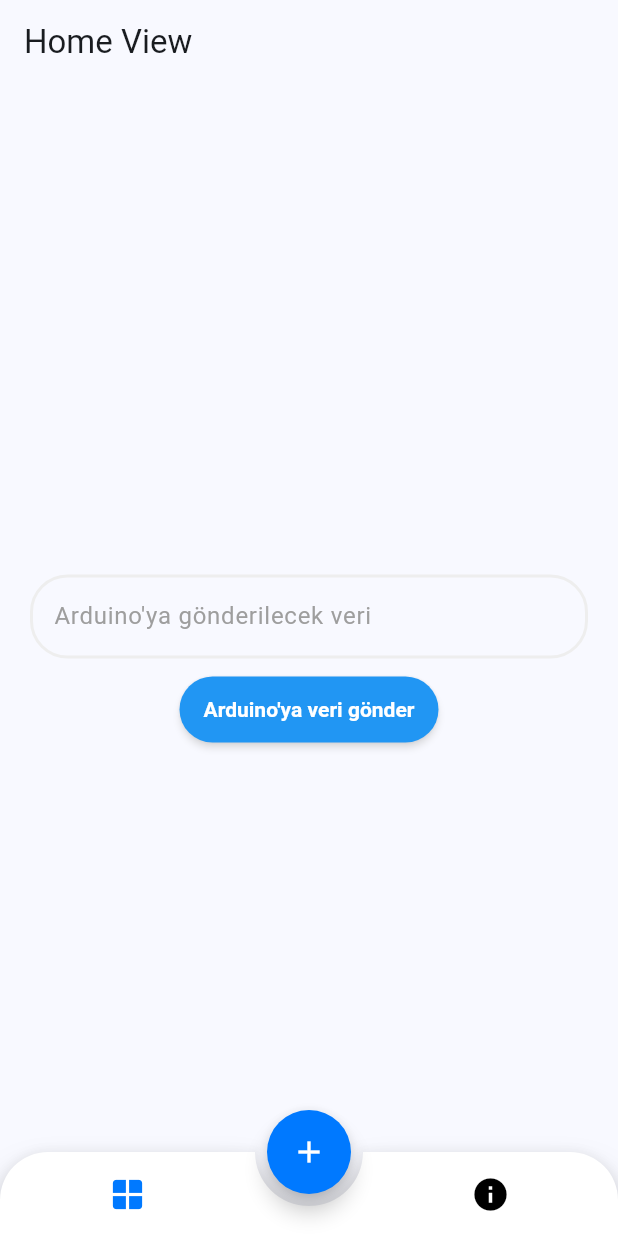
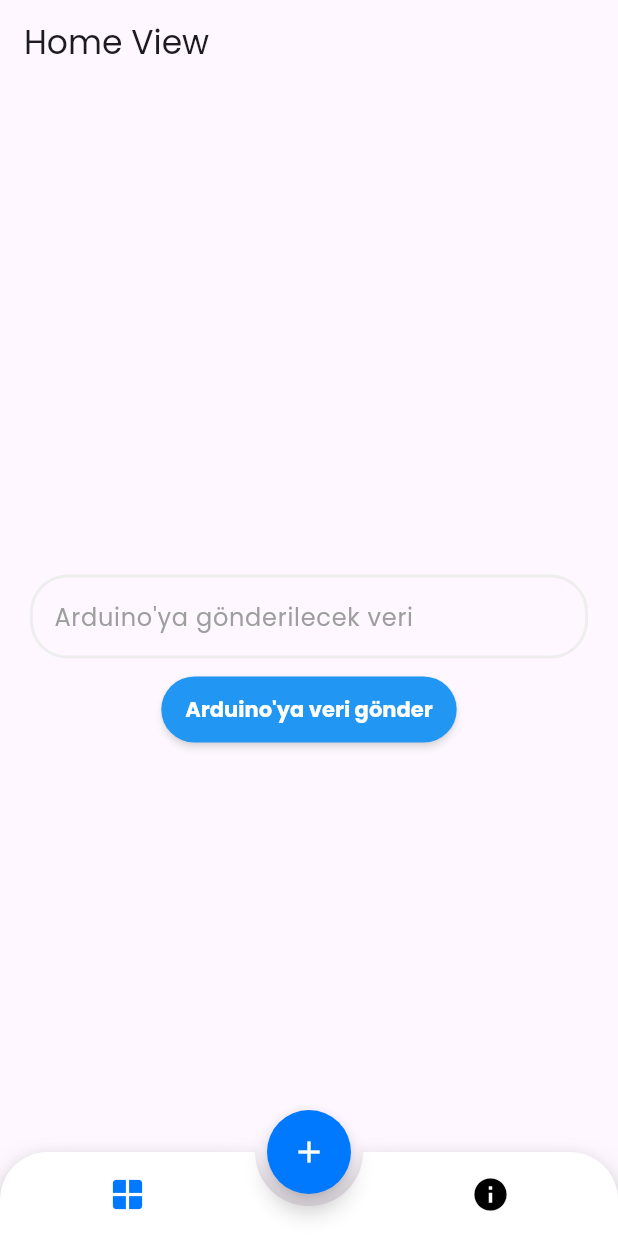
Before and after one commit to Mryuksel101/arduino_wifi, a Flutter app: the screen it shows after launch, on a phone screen of 412 x 824 dp. Run offline on Flutter 3.47's test engine with Material 3 defaults, Android fonts, the phone set to English and light mode, and no system bars; drawn by our look-alikes of animated_bottom_navigation_bar; our stand-ins replace google_fonts.

Commit message:
Add Google Fonts package and apply Poppins font to the app theme

```diff
--- a/lib/main.dart
+++ b/lib/main.dart
@@ -1,5 +1,6 @@
 import 'package:arduino_wifi/views/bottom_nav/bottom_nav_view.dart';
 import 'package:flutter/material.dart';
+import 'package:google_fonts/google_fonts.dart';
 
 void main() {
   runApp(const MyApp());
@@ -14,23 +15,12 @@ class MyApp extends StatelessWidget {
     return MaterialApp(
       title: 'Flutter Demo',
       theme: ThemeData(
-        // This is the theme of your application.
-        //
-        // TRY THIS: Try running your application with "flutter run". You'll see
-        // the application has a purple toolbar. Then, without quitting the app,
-        // try changing the seedColor in the colorScheme below to Colors.green
-        // and then invoke "hot reload" (save your changes or press the "hot
-        // reload" button in a Flutter-supported IDE, or press "r" if you used
-        // the command line to start the app).
-        //
-        // Notice that the counter didn't reset back to zero; the application
-        // state is not lost during the reload. To reset the state, use hot
-        // restart instead.
-        //
-        // This works for code too, not just values: Most code changes can be
-        // tested with just a hot reload.
-        colorScheme: ColorScheme.fromSeed(seedColor: Colors.blue),
         useMaterial3: true,
+        primarySwatch: Colors.blue,
+        // Poppins fontunu tüm uygulamaya uygula
+        textTheme: GoogleFonts.poppinsTextTheme(
+          Theme.of(context).textTheme,
+        ),
       ),
       home: const BottomNavView(),
     );
--- a/pubspec.yaml
+++ b/pubspec.yaml
@@ -36,6 +36,7 @@ dependencies:
   cupertino_icons: ^1.0.8
   just_audio_background: ^0.0.1-beta.15
   animated_bottom_navigation_bar: ^1.4.0
+  google_fonts: 6.2.1
 
 
 dev_dependencies:
```
Also changed, not shown: pubspec.lock.
